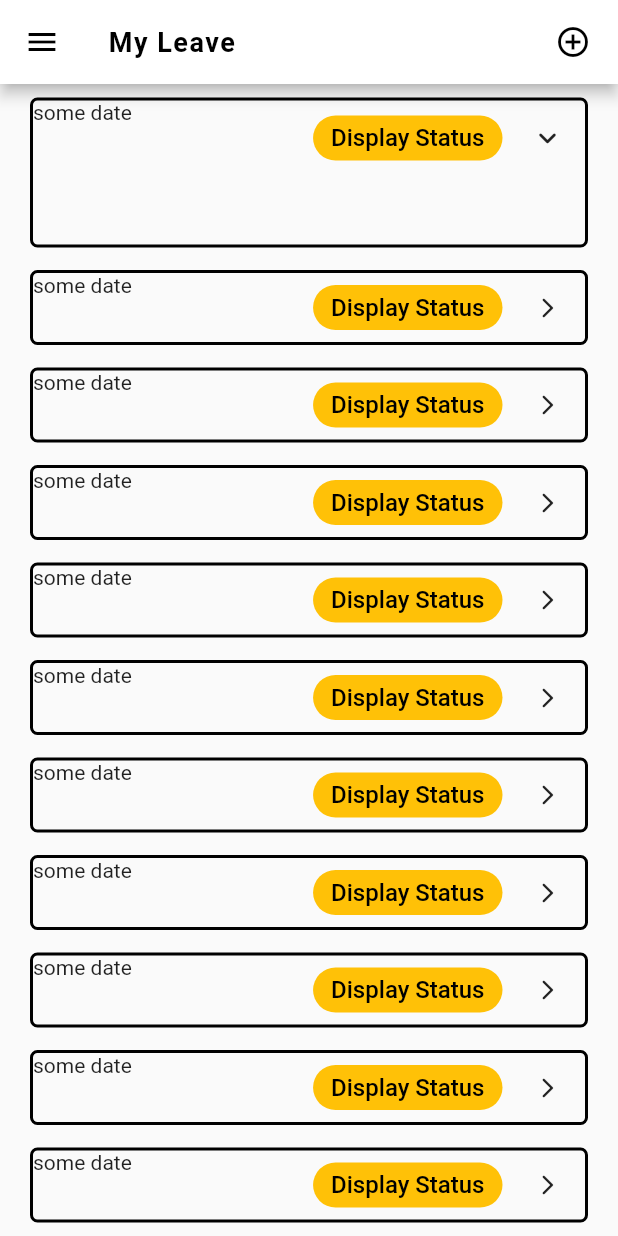
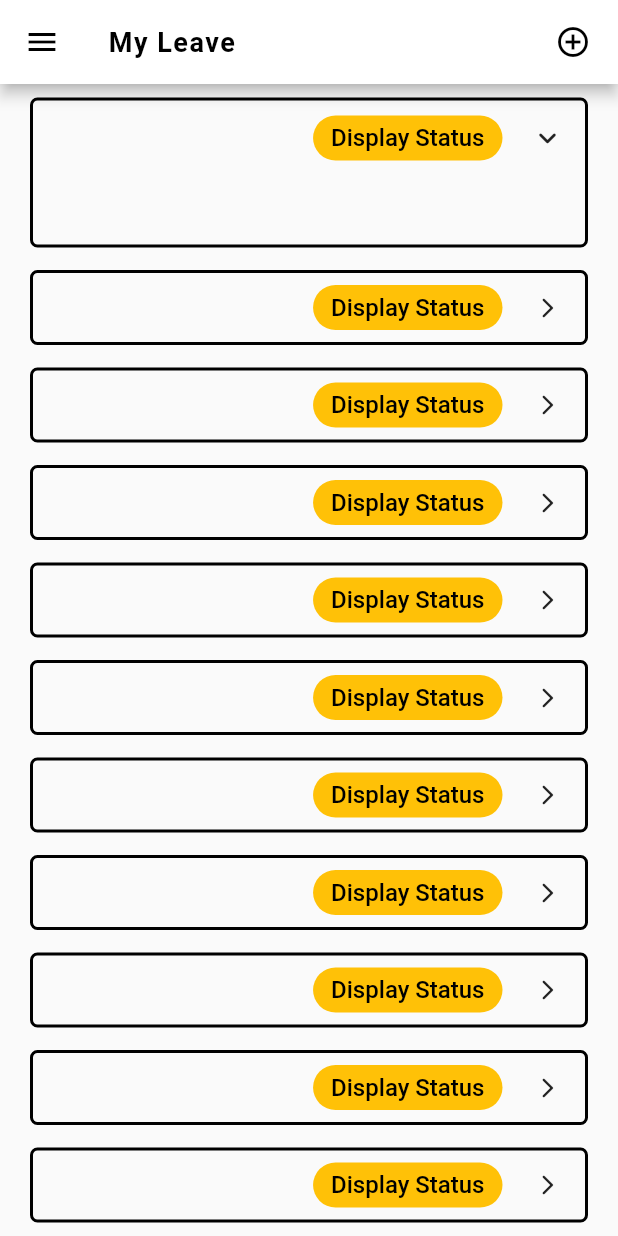
Before and after one commit to Danishbansal-cmd/emes, a Flutter app: the ApplyLeavePage screen opened by its route, scrolled down 576 dp, after a tap on the "arrow forward ios" icon, on a phone screen of 412 x 824 dp. Run offline on Flutter 3.47's test engine with Material 2 defaults, Android fonts, the phone set to English and light mode, and no system bars.

Commit message:
Creating My Leave list with its opening function

```diff
--- a/lib/Pages/apply_leave_page.dart
+++ b/lib/Pages/apply_leave_page.dart
@@ -280,7 +280,13 @@ class ApplyLeavePage extends StatelessWidget {
                 crossAxisAlignment: CrossAxisAlignment.start,
                 mainAxisAlignment: MainAxisAlignment.spaceBetween,
                 children: [
-                  Text("some date"),
+                  Container(
+                    // color: Colors.red,
+                    height: 50,
+                    child: Row(children: [
+
+                    ],),
+                  ),
                   Row(
                     children: [
                       Container(
@@ -306,8 +312,11 @@ class ApplyLeavePage extends StatelessWidget {
                         onTap: () {
                           // arrowOpenButton = true;
                           // testingIndex = index;
+
+                          openLeaveBarProvider.setBoolValueToggle(index);
                           openLeaveBarProvider.setTestingIndex(index);
-                          openLeaveBarProvider.setBoolValueToggle();
+                          print(
+                              " i am bool value ${openLeaveBarProvider.boolValue}");
                         },
                         child: SizedBox(
                           width: 50,
@@ -316,7 +325,8 @@ class ApplyLeavePage extends StatelessWidget {
                             builder:
                                 (context, appLevelOpenLeaveBarProvider, _) {
                               return (openLeaveBarProvider.boolValue &&
-                      openLeaveBarProvider.intTestingIndex == index)
+                                      openLeaveBarProvider.intTestingIndex ==
+                                          index)
                                   ? const Icon(
                                       Icons.keyboard_arrow_down_rounded,
                                       size: 24,
@@ -326,7 +336,8 @@ class ApplyLeavePage extends StatelessWidget {
                                       size: 16,
                                     );
                             },
-                            ),),
+                          ),
+                        ),
                       ),
                     ],
                   )
@@ -372,7 +383,7 @@ class ApplyLeavePage extends StatelessWidget {
 
 class OpenLeaveBarProvider extends ChangeNotifier {
   bool _value = false;
-  late int _testingIndex;
+  late int _testingIndex = 0;
 
   get boolValue {
     return _value;
@@ -382,8 +393,19 @@ class OpenLeaveBarProvider extends ChangeNotifier {
     return _testingIndex;
   }
 
-  setBoolValueToggle() {
-    _value = !_value;
+  setBoolValueToggle(int value) {
+    if (_testingIndex == value && _value == true) {
+      _value = false;
+      print("does i work or not");
+    } else if (_testingIndex == value && _value == false) {
+      _value = true;
+    }
+    // _value = true;
+
+    if (_testingIndex != value && _value == false) {
+      _value = true;
+      print("does i work or not second second second");
+    }
     notifyListeners();
   }
 
--- a/lib/main.dart
+++ b/lib/main.dart
@@ -46,7 +46,7 @@ class MyApp extends StatelessWidget {
             debugShowCheckedModeBanner: false,
             initialRoute: '/',
             routes: {
-              "/": (context) => ProfilePage(),
+              "/": (context) => ApplyLeavePage(),
               MyRoutes.homePageRoute: (context) => HomePage(),
               MyRoutes.profilePageRoute: (context) => ProfilePage(),
               MyRoutes.applyLeavePageRoute: (context) => ApplyLeavePage(),
```
Lines whose indentation alone changed are shown as unchanged.
